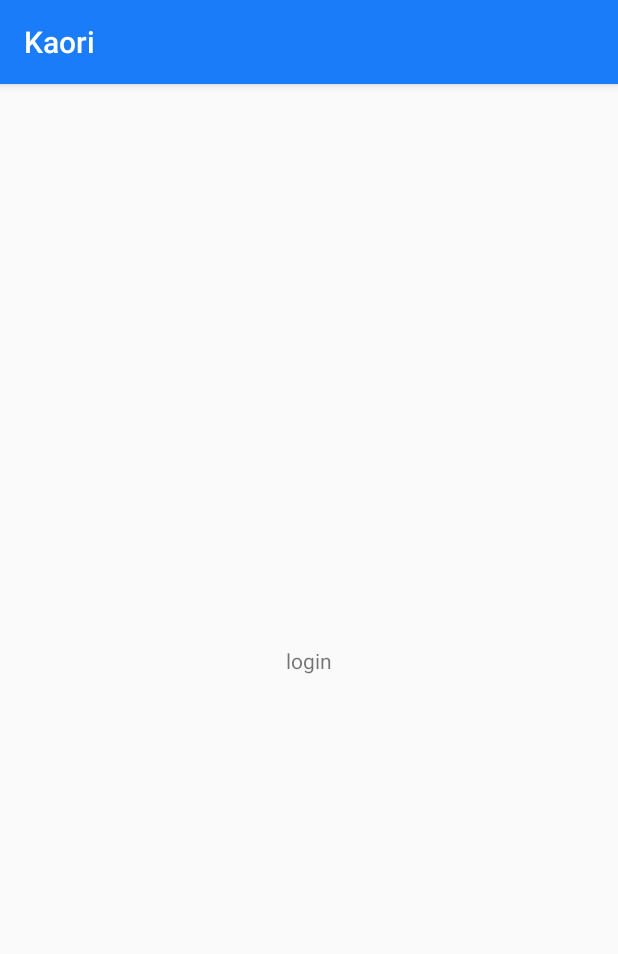
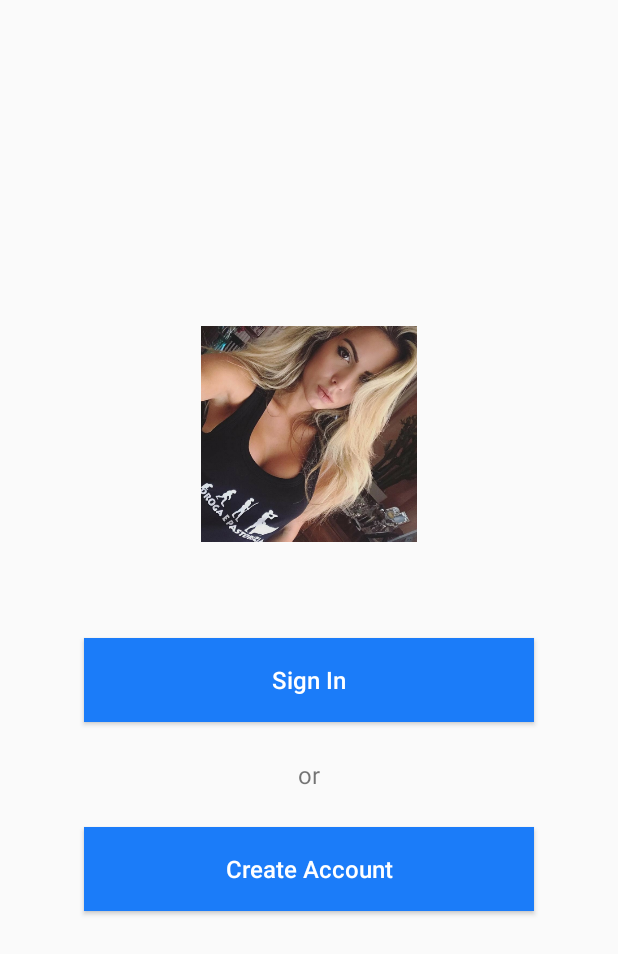
Before and after one commit to andrea-cola/kaori, an Android app: the screen it shows after launch (Kaori), on a phone screen of 412 x 824 dp. Shown: the top 954 px of the screen. Run offline under Robolectric (Android 15) with nearby library versions, the light colour scheme and no system bars.

Commit message:
Andrea Cola Terminato il design della prima schermata del login.

```diff
--- a/app/src/main/java/com/kaori/kaori/Kaori.java
+++ b/app/src/main/java/com/kaori/kaori/Kaori.java
@@ -54,11 +54,13 @@ public class Kaori extends AppCompatActivity {
         super.onCreate(savedInstanceState);
         if(checkLoginStatus()) {
             setContentView(R.layout.activity_main);
-            BottomNavigationView navigation = (BottomNavigationView) findViewById(R.id.navigation);
+            BottomNavigationView navigation = findViewById(R.id.navigation);
             navigation.setOnNavigationItemSelectedListener(mOnNavigationItemSelectedListener);
         }
-        else
+        else {
+            getSupportActionBar().hide();
             setContentView(R.layout.login1);
+        }
     }
 
     /**
--- a/app/src/main/res/layout/login1.xml
+++ b/app/src/main/res/layout/login1.xml
@@ -1,22 +1,75 @@
 <?xml version="1.0" encoding="utf-8"?>
-<android.support.constraint.ConstraintLayout
-    xmlns:android="http://schemas.android.com/apk/res/android"
+<android.support.constraint.ConstraintLayout xmlns:android="http://schemas.android.com/apk/res/android"
     xmlns:app="http://schemas.android.com/apk/res-auto"
-    xmlns:tools="http://schemas.android.com/tools"
     android:layout_width="match_parent"
     android:layout_height="match_parent">
 
+    <ImageView
+        android:id="@+id/imageView4"
+        android:layout_width="0dp"
+        android:layout_height="0dp"
+        app:layout_constraintBottom_toTopOf="@+id/button"
+        app:layout_constraintDimensionRatio="w,1:1"
+        app:layout_constraintEnd_toEndOf="parent"
+        app:layout_constraintHorizontal_bias="0.5"
+        app:layout_constraintStart_toStartOf="parent"
+        app:layout_constraintTop_toTopOf="parent"
+        app:layout_constraintVertical_chainStyle="packed"
+        app:layout_constraintWidth_percent=".35"
+        app:srcCompat="@mipmap/ludo" />
+
+    <Button
+        android:id="@+id/button"
+        style="@style/KaoriButton"
+        android:layout_width="0dp"
+        android:layout_height="@dimen/button_default_height"
+        android:layout_marginStart="16dp"
+        android:layout_marginTop="64dp"
+        android:layout_marginEnd="16dp"
+        android:text="@string/title_login"
+        android:textColor="@android:color/white"
+        android:textSize="@dimen/text_size_default"
+        app:layout_constraintBottom_toTopOf="@+id/textView"
+        app:layout_constraintEnd_toEndOf="parent"
+        app:layout_constraintHorizontal_bias="0.5"
+        app:layout_constraintStart_toStartOf="parent"
+        app:layout_constraintTop_toBottomOf="@+id/imageView4"
+        app:layout_constraintVertical_chainStyle="packed"
+        app:layout_constraintWidth_max="300dp"
+        app:layout_constraintWidth_min="100dp" />
+
     <TextView
-        android:id="@+id/login"
+        android:id="@+id/textView"
         android:layout_width="wrap_content"
         android:layout_height="wrap_content"
-        android:layout_marginStart="8dp"
-        android:layout_marginTop="8dp"
-        android:layout_marginEnd="8dp"
-        android:layout_marginBottom="8dp"
-        android:text="login"
+        android:layout_marginTop="24dp"
+        android:text="or"
+        android:textSize="@dimen/text_size_default"
+        app:layout_constraintBottom_toTopOf="@+id/button2"
+        app:layout_constraintEnd_toEndOf="parent"
+        app:layout_constraintHorizontal_bias="0.5"
+        app:layout_constraintStart_toStartOf="parent"
+        app:layout_constraintTop_toBottomOf="@+id/button"
+        app:layout_constraintVertical_chainStyle="packed" />
+
+    <Button
+        android:id="@+id/button2"
+        style="@style/KaoriButton"
+        android:layout_width="0dp"
+        android:layout_height="@dimen/button_default_height"
+        android:layout_marginStart="16dp"
+        android:layout_marginTop="24dp"
+        android:layout_marginEnd="16dp"
+        android:text="@string/title_register"
+        android:textColor="@android:color/white"
+        android:textSize="@dimen/text_size_default"
         app:layout_constraintBottom_toBottomOf="parent"
         app:layout_constraintEnd_toEndOf="parent"
+        app:layout_constraintHorizontal_bias="0.5"
         app:layout_constraintStart_toStartOf="parent"
-        app:layout_constraintTop_toTopOf="parent" />
+        app:layout_constraintTop_toBottomOf="@+id/textView"
+        app:layout_constraintVertical_chainStyle="packed"
+        app:layout_constraintWidth_max="300dp"
+        app:layout_constraintWidth_min="100dp" />
+
 </android.support.constraint.ConstraintLayout>
--- a/app/src/main/res/values/dimens.xml
+++ b/app/src/main/res/values/dimens.xml
@@ -2,4 +2,6 @@
     <!-- Default screen margins, per the Android Design guidelines. -->
     <dimen name="activity_horizontal_margin">16dp</dimen>
     <dimen name="activity_vertical_margin">16dp</dimen>
+    <dimen name="button_default_height">56dp</dimen>
+    <dimen name="text_size_default">16sp</dimen>
 </resources>
--- a/app/src/main/res/values/strings.xml
+++ b/app/src/main/res/values/strings.xml
@@ -4,4 +4,7 @@
     <string name="title_hub">Material</string>
     <string name="title_my_profile">Profile</string>
     <string name="title_study_with_me">Finder</string>
+
+    <string name="title_login">Sign In</string>
+    <string name="title_register">Create Account</string>
 </resources>
--- a/app/src/main/res/values/styles.xml
+++ b/app/src/main/res/values/styles.xml
@@ -8,4 +8,13 @@
         <item name="colorAccent">@color/colorAccent</item>
     </style>
 
+    <style name="KaoriButton" parent="Widget.AppCompat.Button.Colored">
+        <item name="android:background">@color/colorPrimary</item>
+        <item name="android:textAllCaps">false</item>
+        <item name="android:focusable">true</item>
+        <item name="android:clickable">true</item>
+        <item name="android:textColor">@android:color/white</item>
+        <item name="android:gravity">center</item>
+    </style>
+
 </resources>
```
Also changed, not shown: app/src/main/res/mipmap-xhdpi/ludo.jpg (added).
